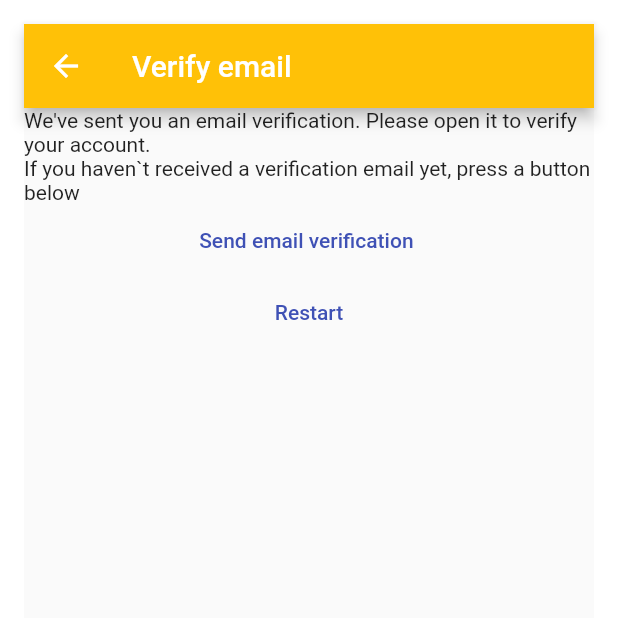
After one commit to Nyt1k/Oktava, a Flutter app: the VerifyEmailView screen opened directly, after a tap on "Restart", on a phone screen of 412 x 824 dp, the top half of it. The commit adds this screen. Run offline on Flutter 3.47's test engine with Material 2 defaults, Android fonts, the phone set to English and light mode, and no system bars; our stand-ins replace bloc, equatable, firebase_auth, firebase_core, flutter_bloc; accounts and stored records are empty; network calls fail.

Commit message:
added verify email veiw

```diff
--- a/lib/main.dart
+++ b/lib/main.dart
@@ -8,6 +8,7 @@ import 'package:oktava/services/auth/firebase_auth_provider.dart';
 import 'package:oktava/views/forgot_password_view.dart';
 import 'package:oktava/views/login_view.dart';
 import 'package:oktava/views/register_view.dart';
+import 'package:oktava/views/verify_email_view.dart';
 
 void main() {
   runApp(
@@ -47,10 +48,10 @@ class HomePage extends StatelessWidget {
       builder: (context, state) {
         // if (state is AuthStateLoggedIn) {
         //   return const AudioPlayerView();
-        // } else if (state is AuthStateNeedsVerification) {
-        //   return const VerifyEmailView();
-        //} else
-        if (state is AuthStateLoggedOut) {
+        // } else
+        if (state is AuthStateNeedsVerification) {
+          return const VerifyEmailView();
+        } else if (state is AuthStateLoggedOut) {
           return const LoginView();
         } else if (state is AuthStateForgotPassword) {
           return const ForgotPasswordView();
--- a/lib/views/register_view.dart
+++ b/lib/views/register_view.dart
@@ -62,14 +62,14 @@ class _RegisterViewState extends State<RegisterView> {
               controller: _email,
               autocorrect: false,
               keyboardType: TextInputType.emailAddress,
-              decoration: const InputDecoration(hintText: ' Email'),
+              decoration: const InputDecoration(hintText: 'Email'),
             ),
             TextField(
               controller: _password,
               obscureText: true,
               enableSuggestions: false,
               autocorrect: false,
-              decoration: const InputDecoration(hintText: ' Password'),
+              decoration: const InputDecoration(hintText: 'Password'),
             ),
             Center(
               child: Column(
--- /dev/null
+++ b/lib/views/verify_email_view.dart
@@ -0,0 +1,50 @@
+import 'package:flutter/material.dart';
+import 'package:flutter_bloc/flutter_bloc.dart';
+import 'package:oktava/services/auth/bloc/auth_bloc.dart';
+import 'package:oktava/services/auth/bloc/auth_event.dart';
+
+class VerifyEmailView extends StatefulWidget {
+  const VerifyEmailView({Key? key}) : super(key: key);
+
+  @override
+  State<VerifyEmailView> createState() => _VerifyEmailViewState();
+}
+
+class _VerifyEmailViewState extends State<VerifyEmailView> {
+  @override
+  Widget build(BuildContext context) {
+    return Padding(
+      padding: const EdgeInsets.all(16.0),
+      child: Scaffold(
+        appBar: AppBar(
+          title: const Text('Verify email'),
+          backgroundColor: Colors.amber,
+        ),
+        body: Column(
+          children: [
+            const Text(
+                "We've sent you an email verification. Please open it to verify your account."),
+            const Text(
+                "If you haven`t received a verification email yet, press a button below"),
+            TextButton(
+              onPressed: () {
+                context
+                    .read<AuthBloc>()
+                    .add(const AuthEventSendEmailVerification());
+              },
+              child: const Text('Send email verification '),
+            ),
+            TextButton(
+              onPressed: () {
+                context.read<AuthBloc>().add(
+                      const AuthEventLogOut(),
+                    );
+              },
+              child: const Text('Restart'),
+            )
+          ],
+        ),
+      ),
+    );
+  }
+}
--- a/pubspec.yaml
+++ b/pubspec.yaml
@@ -45,6 +45,7 @@ dependencies:
   bloc: ^8.0.3
   flutter_bloc: ^8.0.1
   equatable: ^2.0.3
+  assets_audio_player: ^3.0.4+1
 
 dev_dependencies:
   flutter_test:
```
Also changed, not shown: pubspec.lock.
